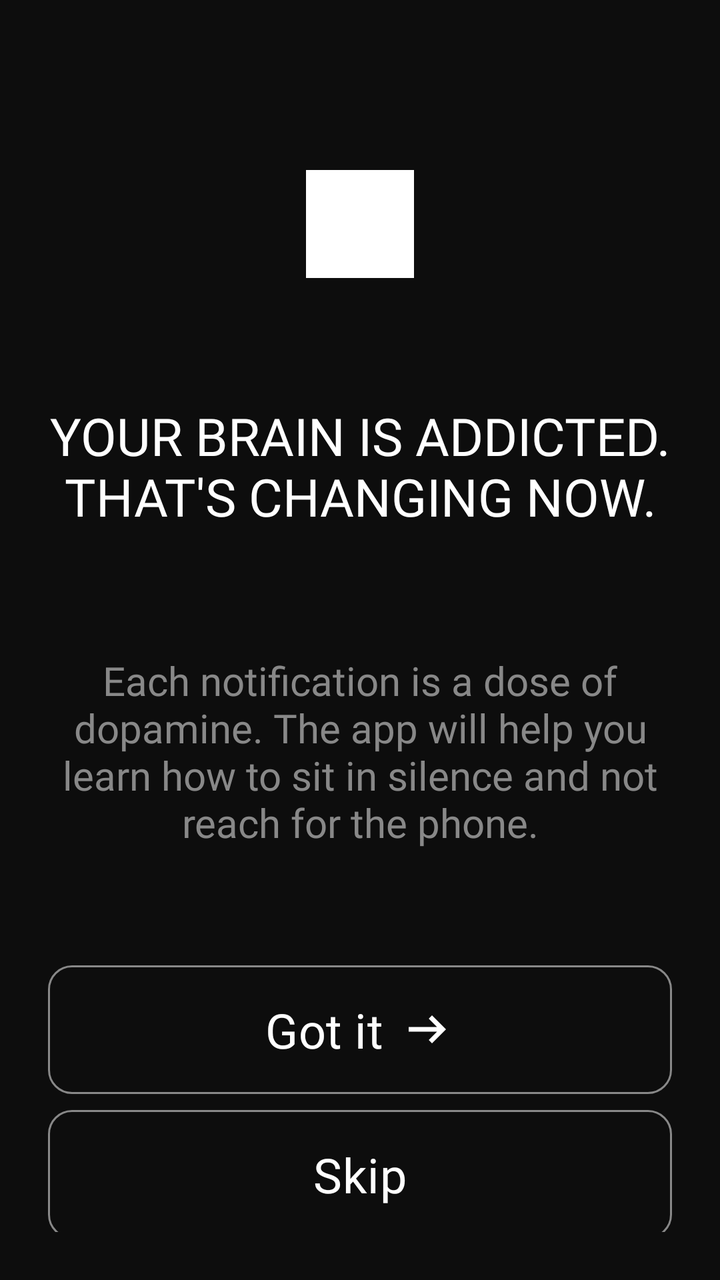
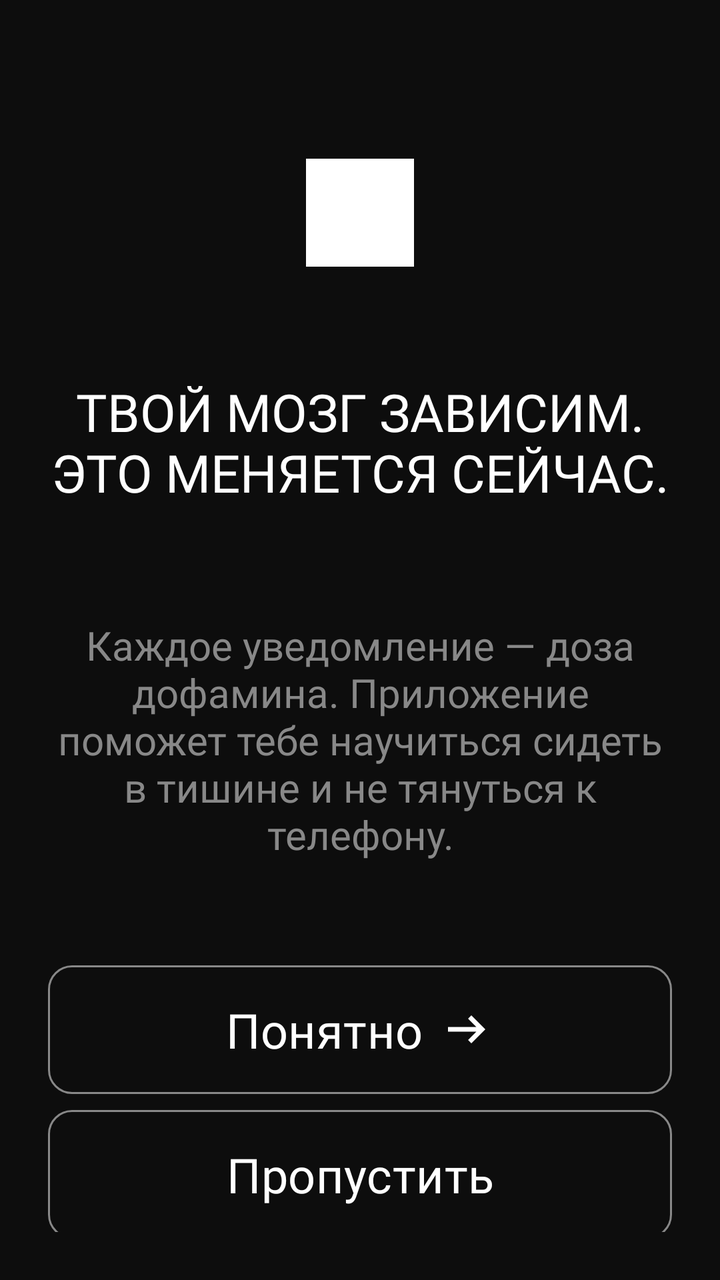

Two renders of the same Android screen: before a commit and after it. Below are the layout's source before the change and the commit's diff.
<!-- AndroidManifest.xml: application theme Theme.BoredomFocus -->
<!-- res/layout/onboarding_fragment_first.xml -->
<?xml version="1.0" encoding="utf-8"?>
<androidx.constraintlayout.widget.ConstraintLayout xmlns:android="http://schemas.android.com/apk/res/android"
    xmlns:app="http://schemas.android.com/apk/res-auto"
    xmlns:tools="http://schemas.android.com/tools"
    android:id="@+id/onboarding1"
    android:layout_width="match_parent"
    android:layout_height="match_parent"
    android:background="#0D0D0D"
    android:padding="24dp">

    <View
        android:id="@+id/viewSquare"
        android:layout_width="54dp"
        android:layout_height="54dp"
        android:background="@drawable/square"
        app:layout_constraintBottom_toTopOf="@+id/tvOnboarding11"
        app:layout_constraintEnd_toEndOf="parent"
        app:layout_constraintHorizontal_bias="0.5"
        app:layout_constraintStart_toStartOf="parent"
        app:layout_constraintTop_toTopOf="parent" />

    <TextView
        android:id="@+id/tvOnboarding11"
        android:layout_width="wrap_content"
        android:layout_height="wrap_content"
        android:fontFamily="@font/inter_bold"
        android:text="Your brain is addicted.\nThat's changing now."
        android:textAllCaps="true"
        android:textColor="@color/white"
        android:textSize="26sp"
        android:textAlignment="center"
        app:layout_constraintBottom_toTopOf="@+id/tvOnboarding12"
        app:layout_constraintEnd_toEndOf="parent"
        app:layout_constraintHorizontal_bias="0.5"
        app:layout_constraintStart_toStartOf="parent"
        app:layout_constraintTop_toBottomOf="@+id/viewSquare" />

    <TextView
        android:id="@+id/tvOnboarding12"
        android:layout_width="wrap_content"
        android:layout_height="wrap_content"
        android:fontFamily="@font/inter_medium"
        android:text="Each notification is a dose of dopamine. The app will help you learn how to sit in silence and not reach for the phone."
        android:textAlignment="center"
        android:textAllCaps="false"
        android:textColor="#888888"
        android:textSize="20sp"

        app:layout_constraintBottom_toTopOf="@+id/lineOnboarding1"
        app:layout_constraintEnd_toEndOf="parent"
        app:layout_constraintHorizontal_bias="1.0"
        app:layout_constraintStart_toStartOf="parent"
        app:layout_constraintTop_toBottomOf="@+id/tvOnboarding11" />

    <androidx.constraintlayout.widget.Guideline
        android:id="@+id/lineOnboarding1"
        android:layout_width="match_parent"
        android:layout_height="match_parent"
        android:orientation="horizontal"
        app:layout_constraintGuide_percent="0.78" />

    

    <com.google.android.material.button.MaterialButton
        android:id="@+id/btnOnboarding1GotIt"
        android:layout_width="match_parent"
        android:layout_height="wrap_content"
        android:backgroundTint="#0D0D0D"
        android:fontFamily="@font/inter_bold"
        android:paddingVertical="16dp"
        android:text="Got it"
        android:textColor="@color/white"
        android:textSize="24sp"
        app:cornerRadius="12dp"
        app:icon="@drawable/ic_arrow_right"
        app:iconGravity="textEnd"
        app:iconSize="28dp"
        app:iconTint="@color/white"
        app:layout_constraintBottom_toTopOf="@+id/btnOnboarding1Skip"
        app:layout_constraintEnd_toEndOf="parent"
        app:layout_constraintHorizontal_bias="0.5"
        app:layout_constraintStart_toStartOf="parent"
        app:layout_constraintTop_toTopOf="@+id/lineOnboarding1"
        app:strokeColor="#888888"
        app:strokeWidth="1dp" />

    <com.google.android.material.button.MaterialButton
        android:id="@+id/btnOnboarding1Skip"
        android:layout_width="match_parent"
        android:layout_height="wrap_content"
        android:backgroundTint="#0D0D0D"
        android:fontFamily="@font/inter_bold"
        android:paddingVertical="16dp"
        android:text="Skip"
        android:textColor="@color/white"
        android:textSize="24sp"
        app:cornerRadius="12dp"
        app:layout_constraintBottom_toBottomOf="parent"
        app:layout_constraintEnd_toEndOf="parent"
        app:layout_constraintHorizontal_bias="0.5"
        app:layout_constraintStart_toStartOf="parent"
        app:layout_constraintTop_toBottomOf="@+id/btnOnboarding1GotIt"
        app:strokeColor="#888888"
        app:strokeWidth="1dp" />

</androidx.constraintlayout.widget.ConstraintLayout>
<!-- resources referenced by this layout -->
<resources>
  <color name="white">#FFFFFFFF</color>
  <!-- drawable ic_arrow_right (drawable) -->
  <vector xmlns:android="http://schemas.android.com/apk/res/android" android:autoMirrored="true" android:height="24dp" android:tint="#000000" android:viewportHeight="960" android:viewportWidth="960" android:width="24dp">
        
      <path android:fillColor="@android:color/white" android:pathData="M560,720L504,662L646,520L160,520L160,440L646,440L504,298L560,240L800,480L560,720Z"/>
      
  </vector>
  <!-- drawable square (drawable) -->
  <?xml version="1.0" encoding="utf-8"?>
  <shape xmlns:android="http://schemas.android.com/apk/res/android"
      android:shape="rectangle">
      <solid android:color="#FFFFFF"/>
      <size android:width="12dp" android:height="12dp"/>
  </shape>
  <style name="Theme.BoredomFocus" parent="Base.Theme.BoredomFocus" />
  <style name="Base.Theme.BoredomFocus" parent="Theme.Material3.DayNight.NoActionBar">
          
          
      </style>
</resources>

<!-- the commit's change to res/layout/onboarding_fragment_first.xml (unified diff, before → after) -->
@@ -24,7 +24,7 @@
         android:layout_width="wrap_content"
         android:layout_height="wrap_content"
         android:fontFamily="@font/inter_bold"
-        android:text="Your brain is addicted.\nThat's changing now."
+        android:text="Твой мозг зависим.\nЭто меняется сейчас."
         android:textAllCaps="true"
         android:textColor="@color/white"
         android:textSize="26sp"
@@ -40,7 +40,7 @@
         android:layout_width="wrap_content"
         android:layout_height="wrap_content"
         android:fontFamily="@font/inter_medium"
-        android:text="Each notification is a dose of dopamine. The app will help you learn how to sit in silence and not reach for the phone."
+        android:text="Каждое уведомление — доза дофамина. Приложение поможет тебе научиться сидеть в тишине и не тянуться к телефону."
         android:textAlignment="center"
         android:textAllCaps="false"
         android:textColor="#888888"
@@ -68,7 +68,7 @@
         android:backgroundTint="#0D0D0D"
         android:fontFamily="@font/inter_bold"
         android:paddingVertical="16dp"
-        android:text="Got it"
+        android:text="Понятно"
         android:textColor="@color/white"
         android:textSize="24sp"
         app:cornerRadius="12dp"
@@ -91,7 +91,7 @@
         android:backgroundTint="#0D0D0D"
         android:fontFamily="@font/inter_bold"
         android:paddingVertical="16dp"
-        android:text="Skip"
+        android:text="Пропустить"
         android:textColor="@color/white"
         android:textSize="24sp"
         app:cornerRadius="12dp"
